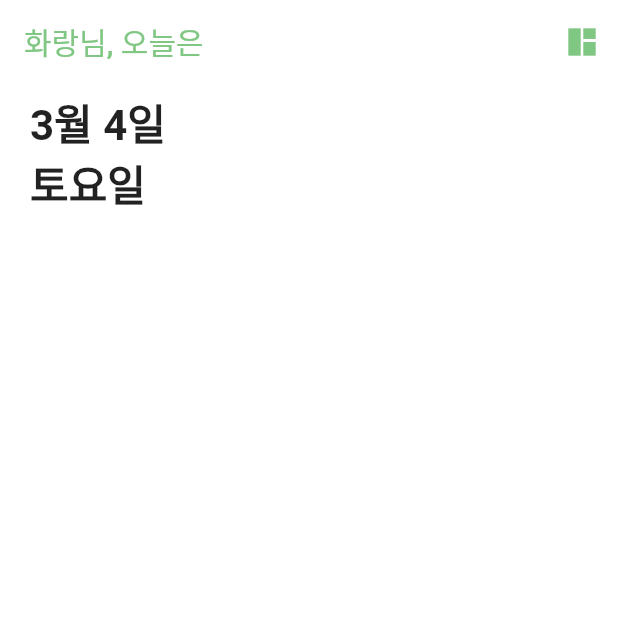
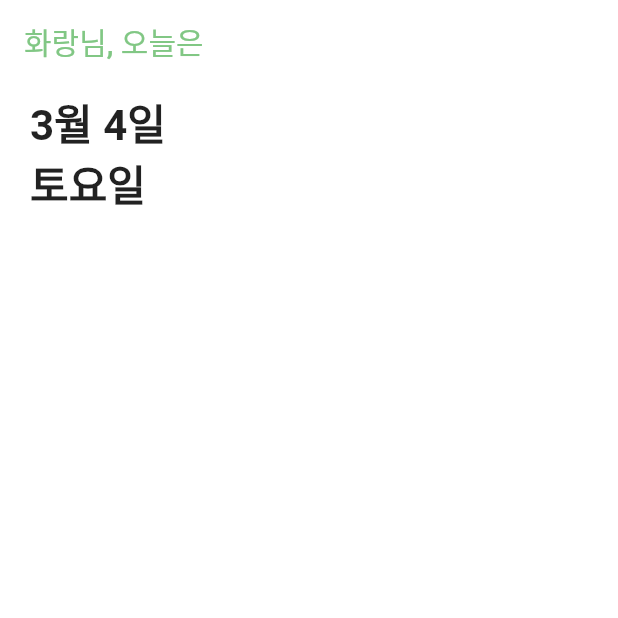
Before and after one commit to leehwarang/fluttering-flutter, a Flutter app: the screen it shows after launch, on a phone screen of 412 x 824 dp, the top half of it. Run offline on Flutter 3.47's test engine with Material 2 defaults, Android fonts, the phone set to English and light mode, and no system bars; our stand-ins replace shared_preferences.

Commit message:
feat: AppBar에서 actions 잠시 숨김

```diff
--- a/lib/screens/home_screen.dart
+++ b/lib/screens/home_screen.dart
@@ -36,17 +36,18 @@ class HomeScreen extends StatelessWidget {
             color: Colors.green.shade300,
           ),
         ),
-        actions: [
-          IconButton(
-            onPressed: () => {},
-            splashColor: Colors.transparent,
-            highlightColor: Colors.transparent,
-            icon: Icon(
-              Icons.space_dashboard_sharp,
-              color: Colors.green.shade300,
-            ),
-          )
-        ],
+        // NOTE: MVP 아니여서 잠시 숨김
+        // actions: [
+        //   IconButton(
+        //     onPressed: () => {},
+        //     splashColor: Colors.transparent,
+        //     highlightColor: Colors.transparent,
+        //     icon: Icon(
+        //       Icons.space_dashboard_sharp,
+        //       color: Colors.green.shade300,
+        //     ),
+        //   )
+        // ],
       ),
       body: SafeArea(
         child: Padding(
```
